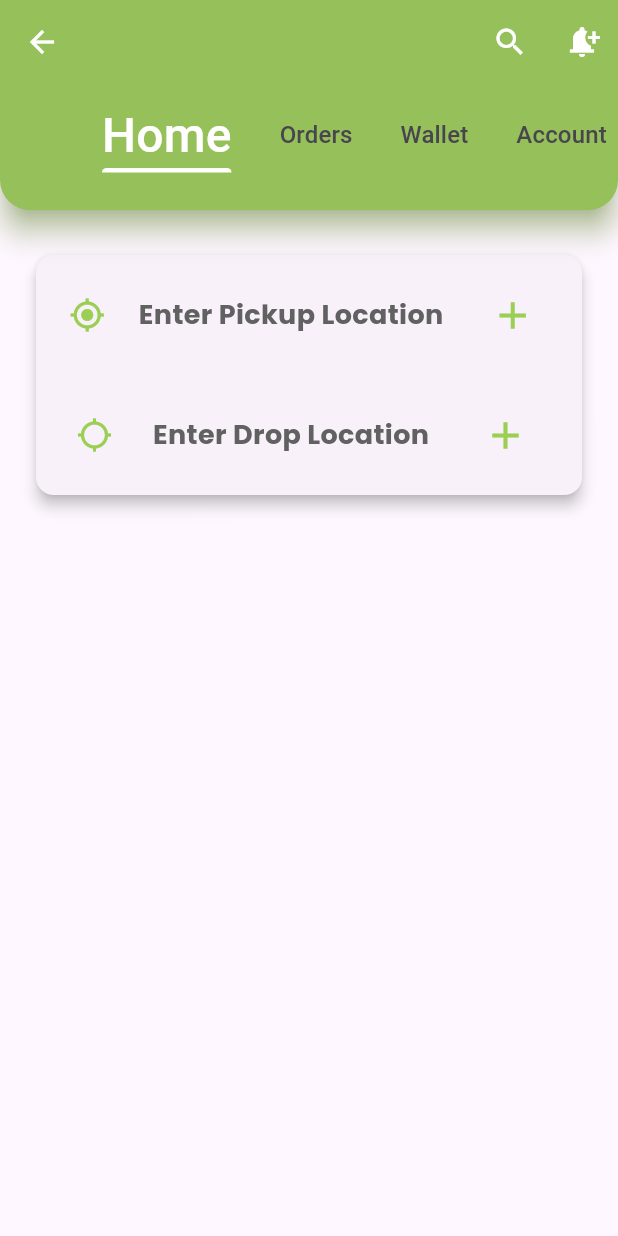
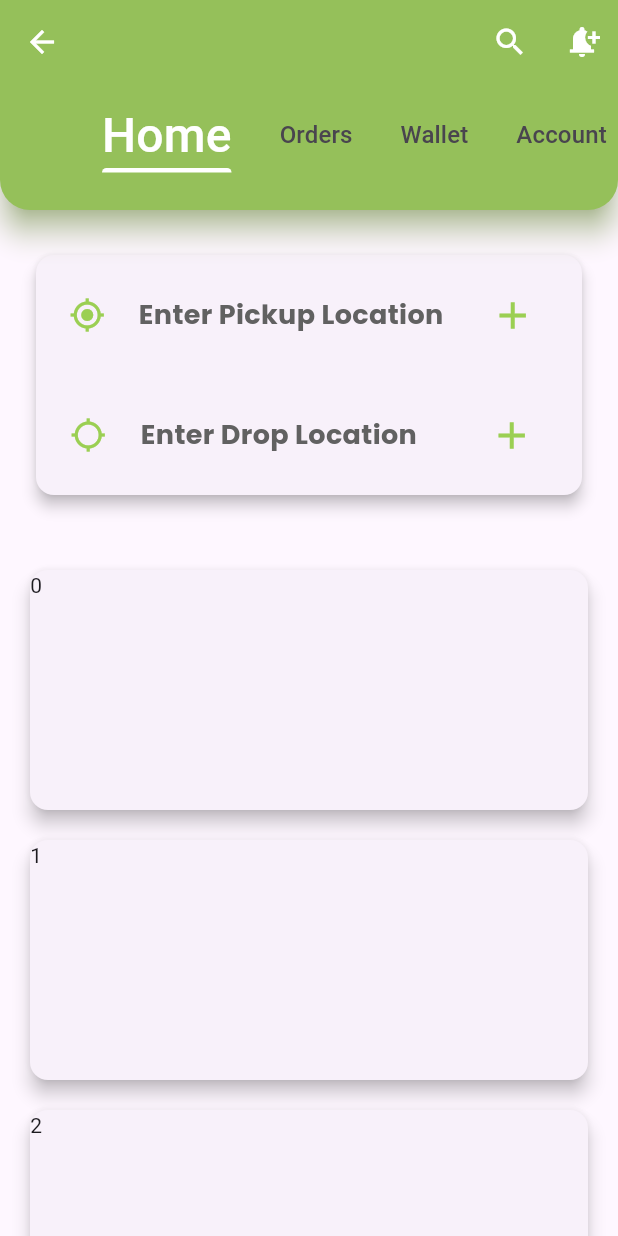
Before and after one commit to bhatganeshdarshan/Flutter-Logistic-app-project, a Flutter app: the screen it shows after launch, on a phone screen of 412 x 824 dp. Run offline on Flutter 3.47's test engine with Material 3 defaults, Android fonts, the phone set to English and light mode, and no system bars; our stand-ins replace country_code_picker, firebase_auth, flutter_screenutil, get, google_fonts, google_maps_flutter and 2 more; missing offline and left inert: flutter_polyline_points; accounts and stored records are empty; project files that could hold a hidden picture were left out.

Commit message:
available vehicles cards added using Listview.builder

```diff
--- a/lib/screens/home-page/home.dart
+++ b/lib/screens/home-page/home.dart
@@ -2,8 +2,11 @@ import 'package:flutter/material.dart';
 import 'package:google_fonts/google_fonts.dart';
 
 Widget homePage() {
-  return Container(
-    padding: EdgeInsets.symmetric(vertical: 26, horizontal: 20),
+  List<int> testList = [1, 2, 3, 4, 5];
+  return Column(
+    children: [
+      Container(
+        padding: const EdgeInsets.symmetric(vertical: 26, horizontal: 20),
         // color: Colors.amber,
         height: 220,
         width: double.infinity,
@@ -51,7 +54,7 @@ Widget homePage() {
                       color: Color(0xff9BCF53),
                     ),
                     Text(
-                  "Enter Drop Location",
+                      "Enter Drop Location    ",
                       style: GoogleFonts.poppins(
                         fontSize: 18,
                         fontWeight: FontWeight.bold,
@@ -71,5 +74,26 @@ Widget homePage() {
             ],
           ),
         ),
+      ),
+      Expanded(
+        child: ListView.builder(
+          itemCount: testList.length,
+          itemBuilder: (context, index) {
+            return Container(
+              // color: Colors.red,
+              height: 180,
+              width: double.infinity,
+              child: Card(
+                // color: Colors.green,
+                shadowColor: Colors.black,
+                elevation: 5,
+                margin: EdgeInsets.only(left: 20, right: 20, top: 20),
+                child: Text("$index"),
+              ),
+            );
+          },
+        ),
+      ),
+    ],
   );
 }
```
Lines whose indentation alone changed are shown as unchanged.
